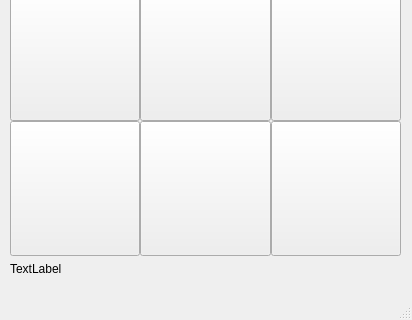
First picture: the form in frontend/TicTacToe/mainwindow.ui, repository wuyuz99/Realtime-multiplayer-Tic-Tac-Toe-game, before the edit; both pictures show x 0 to 412 and y 215 to 535 of the 412 by 535 pixel window.
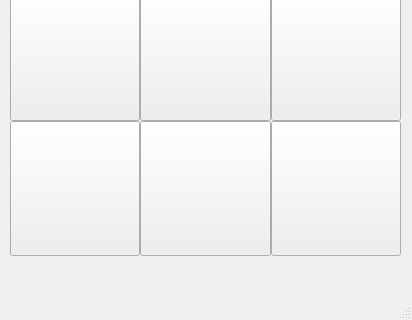
Second picture: the form after the edit.

```diff
--- a/frontend/TicTacToe/mainwindow.ui
+++ b/frontend/TicTacToe/mainwindow.ui
@@ -205,7 +205,7 @@
      <item>
       <widget class="QLabel" name="infoLabel">
        <property name="text">
-        <string>TextLabel</string>
+        <string/>
        </property>
       </widget>
      </item>
```
Left out of the diff: 4 changed lines with no effect on the pictures.
